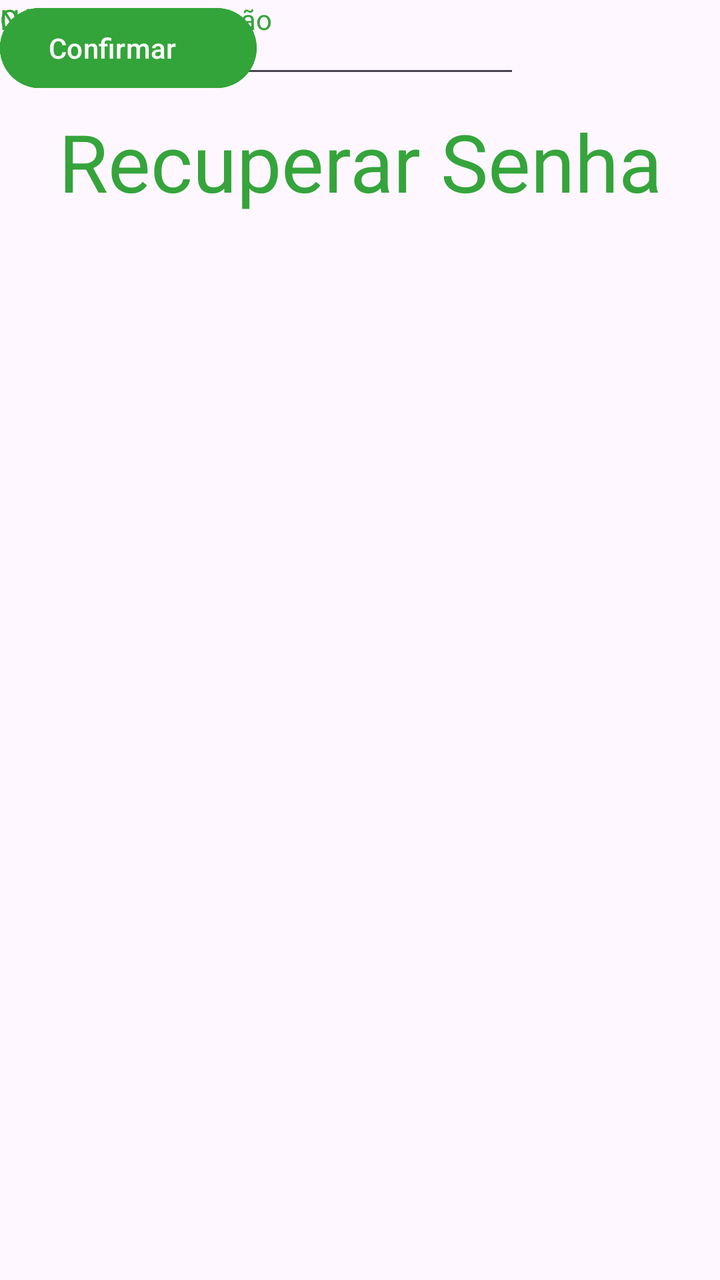
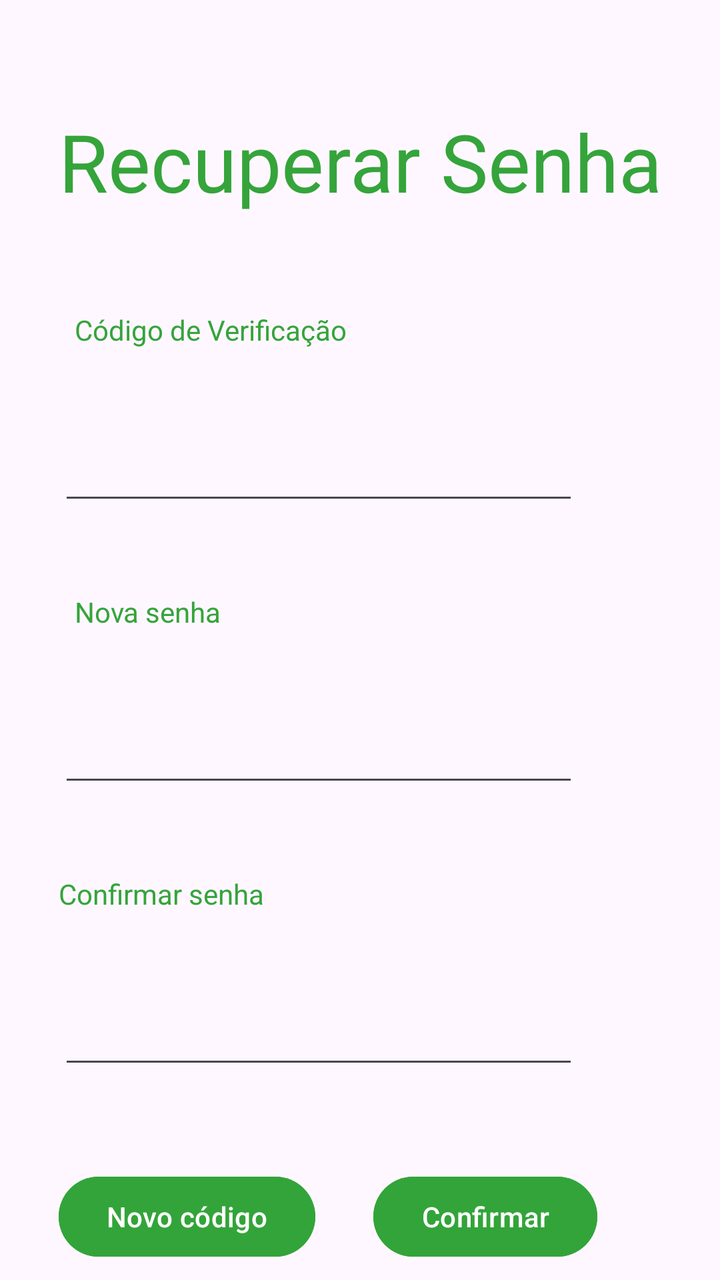

Compare the two renders of this Android layout. The source of the first and the diff that turns it into the second are given below.
<!-- AndroidManifest.xml: application theme Theme.Ditado -->
<!-- res/layout/fragment_reset_pass.xml -->
<?xml version="1.0" encoding="utf-8"?>
<androidx.constraintlayout.widget.ConstraintLayout xmlns:android="http://schemas.android.com/apk/res/android"
    xmlns:app="http://schemas.android.com/apk/res-auto"
    xmlns:tools="http://schemas.android.com/tools"
    android:id="@+id/main"
    android:layout_width="match_parent"
    android:layout_height="match_parent"
    tools:context=".ResetPassActivity">


    <TextView
        android:id="@+id/tituloLogin"
        android:layout_width="wrap_content"
        android:layout_height="wrap_content"
        android:layout_marginStart="156dp"
        android:layout_marginTop="54dp"
        android:layout_marginEnd="156dp"
        android:text="Recuperar Senha"
        android:textColor="@color/destaque"
        android:textSize="40sp"
        app:layout_constraintEnd_toEndOf="parent"
        app:layout_constraintStart_toStartOf="parent"
        app:layout_constraintTop_toTopOf="parent" />

    <TextView
        android:id="@+id/code"
        android:layout_width="wrap_content"
        android:layout_height="wrap_content"
        android:text="Código de Verificação"
        android:textColor="@color/destaque"
        android:layout_marginTop="159dp"
        tools:layout_editor_absoluteX="55dp"
        tools:layout_editor_absoluteY="191dp" />

    <EditText
        android:layout_width="260dp"
        android:layout_height="44dp"
        android:ems="10"
        android:inputType="text"
        tools:layout_editor_absoluteX="55dp"
        tools:layout_editor_absoluteY="223dp" />

    <TextView
        android:id="@+id/novasenha"
        android:layout_width="wrap_content"
        android:layout_height="wrap_content"
        android:text="Nova senha"
        android:textColor="@color/destaque"
        tools:layout_editor_absoluteX="55dp"
        tools:layout_editor_absoluteY="293dp" />

    <EditText
        android:layout_width="260dp"
        android:layout_height="44dp"
        android:ems="10"
        android:inputType="text"
        tools:layout_editor_absoluteX="55dp"
        tools:layout_editor_absoluteY="321dp" />

    <TextView
        android:id="@+id/NovaSenha"
        android:layout_width="wrap_content"
        android:layout_height="wrap_content"
        android:text="Confirmar senha"
        android:textColor="@color/destaque"
        tools:layout_editor_absoluteX="55dp"
        tools:layout_editor_absoluteY="391dp" />

    <EditText
        android:layout_width="260dp"
        android:layout_height="44dp"
        android:ems="10"
        android:inputType="text"
        tools:layout_editor_absoluteX="55dp"
        tools:layout_editor_absoluteY="427dp" />

    <Button
        android:id="@+id/btnNovoCode"
        android:layout_width="wrap_content"
        android:layout_height="wrap_content"
        android:text="Novo código"
        android:backgroundTint="@color/destaque"
        tools:layout_editor_absoluteX="55dp"
        tools:layout_editor_absoluteY="516dp" />

    <Button
        android:id="@+id/btnConfirmar"
        android:layout_width="wrap_content"
        android:layout_height="wrap_content"
        android:backgroundTint="@color/destaque"
        android:text="Confirmar"
        tools:layout_editor_absoluteX="212dp"
        tools:layout_editor_absoluteY="516dp" />


</androidx.constraintlayout.widget.ConstraintLayout>
<!-- resources referenced by this layout -->
<resources>
  <color name="destaque">#FE34A43A</color>
  <style name="Theme.Ditado" parent="Base.Theme.Ditado" />
  <style name="Base.Theme.Ditado" parent="Theme.Material3.DayNight.NoActionBar">
          
          
      </style>
</resources>

<!-- the commit's change to res/layout/fragment_reset_pass.xml (unified diff, before → after) -->
@@ -23,74 +23,100 @@
         app:layout_constraintTop_toTopOf="parent" />
 
     <TextView
-        android:id="@+id/code"
+        android:id="@+id/txtCode"
         android:layout_width="wrap_content"
         android:layout_height="wrap_content"
+        android:layout_marginStart="8dp"
+        android:layout_marginTop="48dp"
+        android:layout_marginBottom="26dp"
         android:text="Código de Verificação"
         android:textColor="@color/destaque"
-        android:layout_marginTop="159dp"
-        tools:layout_editor_absoluteX="55dp"
-        tools:layout_editor_absoluteY="191dp" />
+        app:layout_constraintBottom_toTopOf="@+id/edtCode"
+        app:layout_constraintStart_toStartOf="@+id/tituloLogin"
+        app:layout_constraintTop_toBottomOf="@+id/tituloLogin" />
 
     <EditText
+        android:id="@+id/edtCode"
         android:layout_width="260dp"
         android:layout_height="44dp"
+        android:layout_marginTop="13dp"
+        android:layout_marginBottom="26dp"
         android:ems="10"
         android:inputType="text"
+        app:layout_constraintBottom_toTopOf="@+id/novasenha"
+        app:layout_constraintTop_toBottomOf="@+id/txtCode"
         tools:layout_editor_absoluteX="55dp"
-        tools:layout_editor_absoluteY="223dp" />
+        app:layout_constraintStart_toStartOf="@+id/tituloLogin" />
 
     <TextView
         android:id="@+id/novasenha"
         android:layout_width="wrap_content"
         android:layout_height="wrap_content"
+        android:layout_marginStart="8dp"
+        android:layout_marginTop="13dp"
+        android:layout_marginBottom="26dp"
         android:text="Nova senha"
         android:textColor="@color/destaque"
-        tools:layout_editor_absoluteX="55dp"
-        tools:layout_editor_absoluteY="293dp" />
+        app:layout_constraintBottom_toTopOf="@+id/editText2"
+        app:layout_constraintStart_toStartOf="@+id/tituloLogin"
+        app:layout_constraintTop_toBottomOf="@+id/edtCode" />
 
     <EditText
+        android:id="@+id/editText2"
         android:layout_width="260dp"
         android:layout_height="44dp"
+        android:layout_marginTop="13dp"
+        android:layout_marginBottom="26dp"
         android:ems="10"
         android:inputType="text"
-        tools:layout_editor_absoluteX="55dp"
-        tools:layout_editor_absoluteY="321dp" />
+        app:layout_constraintBottom_toTopOf="@+id/NovaSenha"
+        app:layout_constraintStart_toStartOf="@+id/tituloLogin"
+        app:layout_constraintTop_toBottomOf="@+id/novasenha" />
 
     <TextView
         android:id="@+id/NovaSenha"
         android:layout_width="wrap_content"
         android:layout_height="wrap_content"
+        android:layout_marginTop="13dp"
+        android:layout_marginBottom="26dp"
         android:text="Confirmar senha"
         android:textColor="@color/destaque"
-        tools:layout_editor_absoluteX="55dp"
-        tools:layout_editor_absoluteY="391dp" />
+        app:layout_constraintBottom_toTopOf="@+id/editText"
+        app:layout_constraintStart_toStartOf="@+id/tituloLogin"
+        app:layout_constraintTop_toBottomOf="@+id/editText2" />
 
     <EditText
+        android:id="@+id/editText"
         android:layout_width="260dp"
         android:layout_height="44dp"
+        android:layout_marginTop="13dp"
+        android:layout_marginBottom="26dp"
         android:ems="10"
         android:inputType="text"
-        tools:layout_editor_absoluteX="55dp"
-        tools:layout_editor_absoluteY="427dp" />
+        app:layout_constraintBottom_toTopOf="@+id/btnNovoCode"
+        app:layout_constraintStart_toStartOf="@+id/tituloLogin"
+        app:layout_constraintTop_toBottomOf="@+id/NovaSenha" />
 
     <Button
         android:id="@+id/btnNovoCode"
         android:layout_width="wrap_content"
         android:layout_height="wrap_content"
+        android:layout_marginTop="45dp"
+        android:backgroundTint="@color/destaque"
         android:text="Novo código"
-        android:backgroundTint="@color/destaque"
-        tools:layout_editor_absoluteX="55dp"
-        tools:layout_editor_absoluteY="516dp" />
+        app:layout_constraintStart_toStartOf="@+id/tituloLogin"
+        app:layout_constraintTop_toBottomOf="@+id/editText" />
 
     <Button
         android:id="@+id/btnConfirmar"
         android:layout_width="wrap_content"
         android:layout_height="wrap_content"
+        android:layout_marginStart="29dp"
+        android:layout_marginTop="45dp"
         android:backgroundTint="@color/destaque"
         android:text="Confirmar"
-        tools:layout_editor_absoluteX="212dp"
-        tools:layout_editor_absoluteY="516dp" />
+        app:layout_constraintStart_toEndOf="@+id/btnNovoCode"
+        app:layout_constraintTop_toBottomOf="@+id/editText" />
 
 
 </androidx.constraintlayout.widget.ConstraintLayout>
